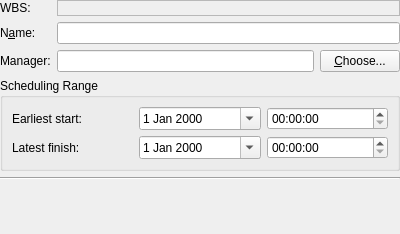
Qt form plan/libs/ui/kptmainprojectpanelbase.ui (KDE/calligra) before a commit.
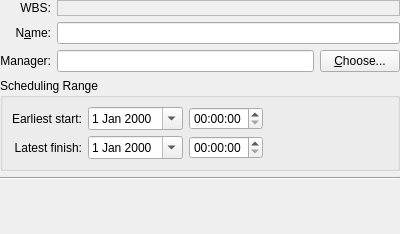
The same form after that commit. Custom widgets are drawn as their Qt base class.

Commit message: Right-align more labels in Plan's UI

```diff
--- a/plan/libs/ui/kptmainprojectpanelbase.ui
+++ b/plan/libs/ui/kptmainprojectpanelbase.ui
@@ -28,6 +28,9 @@
        <property name="wordWrap">
         <bool>false</bool>
        </property>
+       <property name="alignment">
+        <set>Qt::AlignRight|Qt::AlignTrailing|Qt::AlignVCenter</set>
+       </property>
       </widget>
      </item>
      <item row="0" column="1" colspan="2">
@@ -63,6 +66,9 @@
        <property name="wordWrap">
         <bool>false</bool>
        </property>
+       <property name="alignment">
+        <set>Qt::AlignRight|Qt::AlignTrailing|Qt::AlignVCenter</set>
+       </property>
        <property name="buddy">
         <cstring>namefield</cstring>
        </property>
@@ -95,6 +101,9 @@
        <property name="wordWrap">
         <bool>false</bool>
        </property>
+       <property name="alignment">
+        <set>Qt::AlignRight|Qt::AlignTrailing|Qt::AlignVCenter</set>
+       </property>
        <property name="buddy">
         <cstring>leaderfield</cstring>
        </property>
@@ -130,7 +139,19 @@
      <property name="title">
       <string>Scheduling Range</string>
      </property>
-     <layout class="QGridLayout">
+     <layout class="QHBoxLayout" name="horizontalLayout">
+      <item>
+       <layout class="QGridLayout" name="gridLayout_2">
+        <item row="0" column="0">
+         <widget class="QLabel" name="label">
+          <property name="text">
+           <string>Earliest start:</string>
+          </property>
+          <property name="alignment">
+           <set>Qt::AlignRight|Qt::AlignTrailing|Qt::AlignVCenter</set>
+          </property>
+         </widget>
+        </item>
       <item row="0" column="1">
        <widget class="QDateEdit" name="startDate">
         <property name="calendarPopup">
@@ -141,6 +162,16 @@
       <item row="0" column="2">
        <widget class="QTimeEdit" name="startTime"/>
       </item>
+        <item row="1" column="0">
+         <widget class="QLabel" name="label_2">
+          <property name="text">
+           <string>Latest finish:</string>
+          </property>
+          <property name="alignment">
+           <set>Qt::AlignRight|Qt::AlignTrailing|Qt::AlignVCenter</set>
+          </property>
+         </widget>
+        </item>
       <item row="1" column="1">
        <widget class="QDateEdit" name="endDate">
         <property name="calendarPopup">
@@ -151,19 +182,20 @@
       <item row="1" column="2">
        <widget class="QTimeEdit" name="endTime"/>
       </item>
-      <item row="0" column="0">
-       <widget class="QLabel" name="label">
-        <property name="text">
-         <string>Earliest start:</string>
-        </property>
-       </widget>
+       </layout>
       </item>
-      <item row="1" column="0">
-       <widget class="QLabel" name="label_2">
-        <property name="text">
-         <string>Latest finish:</string>
+      <item>
+       <spacer name="horizontalSpacer">
+        <property name="orientation">
+         <enum>Qt::Horizontal</enum>
         </property>
-       </widget>
+        <property name="sizeHint" stdset="0">
+         <size>
+          <width>40</width>
+          <height>20</height>
+         </size>
+        </property>
+       </spacer>
       </item>
      </layout>
     </widget>
```
Lines whose indentation alone changed are shown as unchanged. The commit also changes 5 other files.
